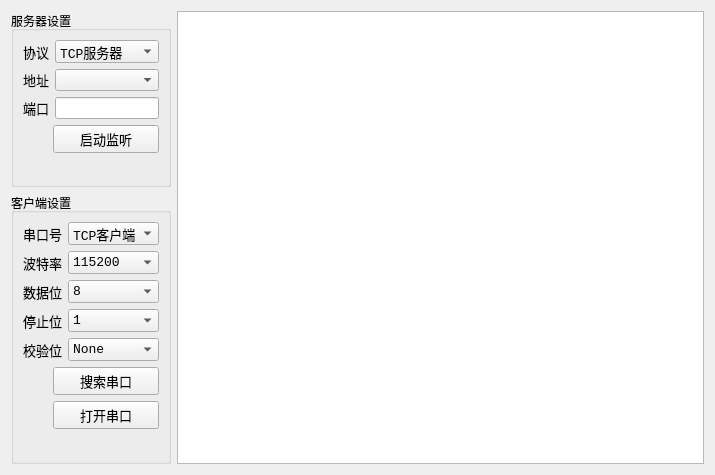
Old version of the form net_tool/net_tool.ui in the repository ysme1/qt_suptoolbox.
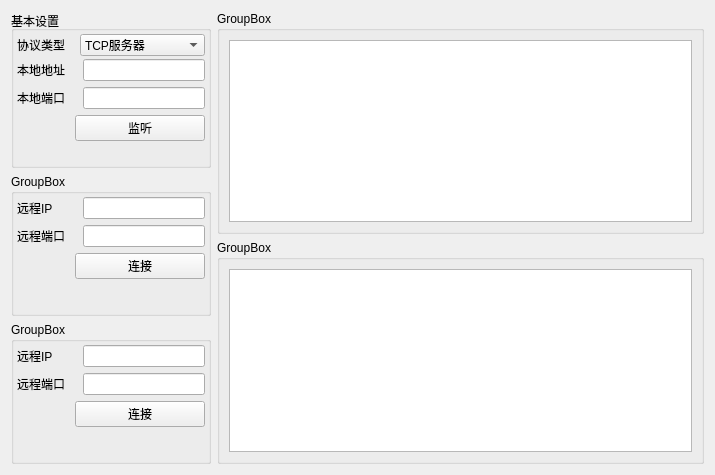
New version of the form. Icons and pictures are not drawn.

Commit message: 添加串口界面滑动串口，修改网络窗口界面，网络功能暂未加入

```diff
--- a/net_tool/net_tool.ui
+++ b/net_tool/net_tool.ui
@@ -13,11 +13,17 @@
   <property name="windowTitle">
    <string>Form</string>
   </property>
-  <layout class="QHBoxLayout" name="horizontalLayout_4">
+  <layout class="QHBoxLayout" name="horizontalLayout">
    <item>
-    <layout class="QVBoxLayout" name="verticalLayout">
+    <layout class="QVBoxLayout" name="verticalLayout_8">
      <item>
       <widget class="QGroupBox" name="groupBox_2">
+       <property name="minimumSize">
+        <size>
+         <width>200</width>
+         <height>0</height>
+        </size>
+       </property>
        <property name="maximumSize">
         <size>
          <width>160</width>
@@ -25,43 +31,58 @@
         </size>
        </property>
        <property name="title">
-        <string>服务器设置</string>
+        <string>基本设置</string>
        </property>
-       <layout class="QVBoxLayout" name="verticalLayout_4">
+       <layout class="QVBoxLayout" name="verticalLayout">
+        <property name="spacing">
+         <number>3</number>
+        </property>
+        <property name="leftMargin">
+         <number>3</number>
+        </property>
+        <property name="topMargin">
+         <number>3</number>
+        </property>
+        <property name="rightMargin">
+         <number>3</number>
+        </property>
+        <property name="bottomMargin">
+         <number>3</number>
+        </property>
         <item>
-         <layout class="QHBoxLayout" name="horizontalLayout">
+         <layout class="QHBoxLayout" name="horizontalLayout_4">
           <item>
-           <widget class="QLabel" name="label">
-            <property name="sizePolicy">
-             <sizepolicy hsizetype="Fixed" vsizetype="Preferred">
-              <horstretch>0</horstretch>
-              <verstretch>0</verstretch>
-             </sizepolicy>
+           <widget class="QLabel" name="label_4">
+            <property name="minimumSize">
+             <size>
+              <width>60</width>
+              <height>0</height>
+             </size>
             </property>
-            <property name="font">
-             <font>
-              <family>Consolas</family>
-              <pointsize>10</pointsize>
-             </font>
+            <property name="maximumSize">
+             <size>
+              <width>60</width>
+              <height>16777215</height>
+             </size>
             </property>
             <property name="text">
-             <string>协议</string>
+             <string>协议类型</string>
             </property>
            </widget>
           </item>
           <item>
-           <widget class="QComboBox" name="cbx_com_name">
-            <property name="sizePolicy">
-             <sizepolicy hsizetype="Preferred" vsizetype="Fixed">
-              <horstretch>0</horstretch>
-              <verstretch>0</verstretch>
-             </sizepolicy>
+           <widget class="QComboBox" name="cbx_select_net_func">
+            <property name="minimumSize">
+             <size>
+              <width>84</width>
+              <height>0</height>
+             </size>
             </property>
-            <property name="font">
-             <font>
-              <family>Consolas</family>
-              <pointsize>10</pointsize>
-             </font>
+            <property name="maximumSize">
+             <size>
+              <width>16777215</width>
+              <height>16777215</height>
+             </size>
             </property>
             <item>
              <property name="text">
@@ -78,126 +99,390 @@
          </layout>
         </item>
         <item>
-         <layout class="QHBoxLayout" name="horizontalLayout_2">
-          <item>
-           <widget class="QLabel" name="label_2">
-            <property name="sizePolicy">
-             <sizepolicy hsizetype="Fixed" vsizetype="Preferred">
-              <horstretch>0</horstretch>
-              <verstretch>0</verstretch>
-             </sizepolicy>
+         <widget class="QStackedWidget" name="stw_select_net_func">
+          <property name="currentIndex">
+           <number>1</number>
+          </property>
+          <widget class="QWidget" name="page_tcp_client">
+           <layout class="QVBoxLayout" name="verticalLayout_5">
+            <property name="spacing">
+             <number>6</number>
             </property>
-            <property name="font">
-             <font>
-              <family>Consolas</family>
-              <pointsize>10</pointsize>
-             </font>
+            <property name="leftMargin">
+             <number>0</number>
             </property>
-            <property name="text">
-             <string>地址</string>
+            <property name="topMargin">
+             <number>0</number>
             </property>
-           </widget>
-          </item>
-          <item>
-           <widget class="QComboBox" name="comboBox"/>
-          </item>
-         </layout>
-        </item>
-        <item>
-         <layout class="QHBoxLayout" name="horizontalLayout_3">
-          <item>
-           <widget class="QLabel" name="label_3">
-            <property name="sizePolicy">
-             <sizepolicy hsizetype="Fixed" vsizetype="Preferred">
-              <horstretch>0</horstretch>
-              <verstretch>0</verstretch>
-             </sizepolicy>
+            <property name="rightMargin">
+             <number>0</number>
             </property>
-            <property name="font">
-             <font>
-              <family>Consolas</family>
-              <pointsize>10</pointsize>
-             </font>
+            <property name="bottomMargin">
+             <number>0</number>
             </property>
-            <property name="text">
-             <string>端口</string>
+            <item>
+             <layout class="QHBoxLayout" name="horizontalLayout_2">
+              <item>
+               <widget class="QLabel" name="label">
+                <property name="minimumSize">
+                 <size>
+                  <width>60</width>
+                  <height>0</height>
+                 </size>
+                </property>
+                <property name="maximumSize">
+                 <size>
+                  <width>60</width>
+                  <height>16777215</height>
+                 </size>
+                </property>
+                <property name="text">
+                 <string>远程IP</string>
+                </property>
+               </widget>
+              </item>
+              <item>
+               <widget class="QLineEdit" name="lineEdit">
+                <property name="sizePolicy">
+                 <sizepolicy hsizetype="Preferred" vsizetype="Fixed">
+                  <horstretch>0</horstretch>
+                  <verstretch>0</verstretch>
+                 </sizepolicy>
+                </property>
+                <property name="minimumSize">
+                 <size>
+                  <width>84</width>
+                  <height>0</height>
+                 </size>
+                </property>
+                <property name="maximumSize">
+                 <size>
+                  <width>16777215</width>
+                  <height>16777215</height>
+                 </size>
+                </property>
+               </widget>
+              </item>
+             </layout>
+            </item>
+            <item>
+             <layout class="QHBoxLayout" name="horizontalLayout_3">
+              <item>
+               <widget class="QLabel" name="label_2">
+                <property name="minimumSize">
+                 <size>
+                  <width>60</width>
+                  <height>0</height>
+                 </size>
+                </property>
+                <property name="maximumSize">
+                 <size>
+                  <width>60</width>
+                  <height>16777215</height>
+                 </size>
+                </property>
+                <property name="text">
+                 <string>远程端口</string>
+                </property>
+               </widget>
+              </item>
+              <item>
+               <widget class="QLineEdit" name="lineEdit_2">
+                <property name="sizePolicy">
+                 <sizepolicy hsizetype="Preferred" vsizetype="Fixed">
+                  <horstretch>0</horstretch>
+                  <verstretch>0</verstretch>
+                 </sizepolicy>
+                </property>
+                <property name="minimumSize">
+                 <size>
+                  <width>84</width>
+                  <height>0</height>
+                 </size>
+                </property>
+                <property name="maximumSize">
+                 <size>
+                  <width>16777215</width>
+                  <height>16777215</height>
+                 </size>
+                </property>
+               </widget>
+              </item>
+             </layout>
+            </item>
+            <item>
+             <layout class="QHBoxLayout" name="horizontalLayout_5">
+              <property name="spacing">
+               <number>17</number>
+              </property>
+              <property name="leftMargin">
+               <number>17</number>
+              </property>
+              <item>
+               <widget class="QLabel" name="lab_img_find_serial">
+                <property name="minimumSize">
+                 <size>
+                  <width>24</width>
+                  <height>24</height>
+                 </size>
+                </property>
+                <property name="maximumSize">
+                 <size>
+                  <width>24</width>
+                  <height>24</height>
+                 </size>
+                </property>
+                <property name="layoutDirection">
+                 <enum>Qt::LeftToRight</enum>
+                </property>
+                <property name="autoFillBackground">
+                 <bool>false</bool>
+                </property>
+                <property name="styleSheet">
+                 <string notr="true"/>
+                </property>
+                <property name="text">
+                 <string/>
+                </property>
+                <property name="textFormat">
+                 <enum>Qt::AutoText</enum>
+                </property>
+                <property name="pixmap">
+                 <pixmap resource="../img.qrc">:/new/prefix1/img/red.png</pixmap>
+                </property>
+                <property name="scaledContents">
+                 <bool>true</bool>
+                </property>
+                <property name="alignment">
+                 <set>Qt::AlignJustify|Qt::AlignVCenter</set>
+                </property>
+               </widget>
+              </item>
+              <item>
+               <widget class="QPushButton" name="pushButton">
+                <property name="minimumSize">
+                 <size>
+                  <width>84</width>
+                  <height>0</height>
+                 </size>
+                </property>
+                <property name="maximumSize">
+                 <size>
+                  <width>16777215</width>
+                  <height>16777215</height>
+                 </size>
+                </property>
+                <property name="text">
+                 <string>连接</string>
+                </property>
+               </widget>
+              </item>
+             </layout>
+            </item>
+            <item>
+             <spacer name="verticalSpacer">
+              <property name="orientation">
+               <enum>Qt::Vertical</enum>
+              </property>
+              <property name="sizeHint" stdset="0">
+               <size>
+                <width>20</width>
+                <height>30</height>
+               </size>
+              </property>
+             </spacer>
+            </item>
+           </layout>
+          </widget>
+          <widget class="QWidget" name="page_tcp_server">
+           <layout class="QVBoxLayout" name="verticalLayout_9">
+            <property name="leftMargin">
+             <number>0</number>
             </property>
-           </widget>
-          </item>
-          <item>
-           <widget class="QLineEdit" name="lineEdit_2"/>
-          </item>
-         </layout>
-        </item>
-        <item>
-         <layout class="QHBoxLayout" name="horizontalLayout_11">
-          <item>
-           <widget class="QLabel" name="lab_send_3">
-            <property name="minimumSize">
-             <size>
-              <width>24</width>
-              <height>24</height>
-             </size>
+            <property name="topMargin">
+             <number>0</number>
             </property>
-            <property name="maximumSize">
-             <size>
-              <width>24</width>
-              <height>24</height>
-             </size>
+            <property name="rightMargin">
+             <number>0</number>
             </property>
-            <property name="layoutDirection">
-             <enum>Qt::LeftToRight</enum>
+            <property name="bottomMargin">
+             <number>0</number>
             </property>
-            <property name="autoFillBackground">
-             <bool>false</bool>
-            </property>
-            <property name="styleSheet">
-             <string notr="true"/>
-            </property>
-            <property name="text">
-             <string/>
-            </property>
-            <property name="textFormat">
-             <enum>Qt::AutoText</enum>
-            </property>
-            <property name="pixmap">
-             <pixmap resource="../img.qrc">:/new/prefix1/img/red.png</pixmap>
-            </property>
-            <property name="scaledContents">
-             <bool>true</bool>
-            </property>
-            <property name="alignment">
-             <set>Qt::AlignJustify|Qt::AlignVCenter</set>
-            </property>
-           </widget>
-          </item>
-          <item>
-           <widget class="QPushButton" name="btn_open_port">
-            <property name="font">
-             <font>
-              <family>Consolas</family>
-              <pointsize>10</pointsize>
-             </font>
-            </property>
-            <property name="text">
-             <string>启动监听</string>
-            </property>
-           </widget>
-          </item>
-         </layout>
-        </item>
-        <item>
-         <spacer name="verticalSpacer">
-          <property name="orientation">
-           <enum>Qt::Vertical</enum>
-          </property>
-          <property name="sizeHint" stdset="0">
-           <size>
-            <width>20</width>
-            <height>40</height>
-           </size>
-          </property>
-         </spacer>
+            <item>
+             <layout class="QHBoxLayout" name="horizontalLayout_16">
+              <item>
+               <widget class="QLabel" name="label_10">
+                <property name="minimumSize">
+                 <size>
+                  <width>60</width>
+                  <height>0</height>
+                 </size>
+                </property>
+                <property name="maximumSize">
+                 <size>
+                  <width>60</width>
+                  <height>16777215</height>
+                 </size>
+                </property>
+                <property name="text">
+                 <string>本地地址</string>
+                </property>
+               </widget>
+              </item>
+              <item>
+               <widget class="QLineEdit" name="lineEdit_9">
+                <property name="sizePolicy">
+                 <sizepolicy hsizetype="Preferred" vsizetype="Fixed">
+                  <horstretch>0</horstretch>
+                  <verstretch>0</verstretch>
+                 </sizepolicy>
+                </property>
+                <property name="minimumSize">
+                 <size>
+                  <width>84</width>
+                  <height>0</height>
+                 </size>
+                </property>
+                <property name="maximumSize">
+                 <size>
+                  <width>16777215</width>
+                  <height>16777215</height>
+                 </size>
+                </property>
+               </widget>
+              </item>
+             </layout>
+            </item>
+            <item>
+             <layout class="QHBoxLayout" name="horizontalLayout_17">
+              <item>
+               <widget class="QLabel" name="label_11">
+                <property name="minimumSize">
+                 <size>
+                  <width>60</width>
+                  <height>0</height>
+                 </size>
+                </property>
+                <property name="maximumSize">
+                 <size>
+                  <width>60</width>
+                  <height>16777215</height>
+                 </size>
+                </property>
+                <property name="text">
+                 <string>本地端口</string>
+                </property>
+               </widget>
+              </item>
+              <item>
+               <widget class="QLineEdit" name="lineEdit_10">
+                <property name="sizePolicy">
+                 <sizepolicy hsizetype="Preferred" vsizetype="Fixed">
+                  <horstretch>0</horstretch>
+                  <verstretch>0</verstretch>
+                 </sizepolicy>
+                </property>
+                <property name="minimumSize">
+                 <size>
+                  <width>84</width>
+                  <height>0</height>
+                 </size>
+                </property>
+                <property name="maximumSize">
+                 <size>
+                  <width>16777215</width>
+                  <height>16777215</height>
+                 </size>
+                </property>
+               </widget>
+              </item>
+             </layout>
+            </item>
+            <item>
+             <layout class="QHBoxLayout" name="horizontalLayout_15">
+              <property name="spacing">
+               <number>17</number>
+              </property>
+              <property name="leftMargin">
+               <number>17</number>
+              </property>
+              <item>
+               <widget class="QLabel" name="lab_img_find_serial_5">
+                <property name="minimumSize">
+                 <size>
+                  <width>24</width>
+                  <height>24</height>
+                 </size>
+                </property>
+                <property name="maximumSize">
+                 <size>
+                  <width>24</width>
+                  <height>24</height>
+                 </size>
+                </property>
+                <property name="layoutDirection">
+                 <enum>Qt::LeftToRight</enum>
+                </property>
+                <property name="autoFillBackground">
+                 <bool>false</bool>
+                </property>
+                <property name="styleSheet">
+                 <string notr="true"/>
+                </property>
+                <property name="text">
+                 <string/>
+                </property>
+                <property name="textFormat">
+                 <enum>Qt::AutoText</enum>
+                </property>
+                <property name="pixmap">
+                 <pixmap resource="../img.qrc">:/new/prefix1/img/red.png</pixmap>
+                </property>
+                <property name="scaledContents">
+                 <bool>true</bool>
+                </property>
+                <property name="alignment">
+                 <set>Qt::AlignJustify|Qt::AlignVCenter</set>
+                </property>
+               </widget>
+              </item>
+              <item>
+               <widget class="QPushButton" name="pushButton_5">
+                <property name="minimumSize">
+                 <size>
+                  <width>84</width>
+                  <height>0</height>
+                 </size>
+                </property>
+                <property name="maximumSize">
+                 <size>
+                  <width>16777215</width>
+                  <height>16777215</height>
+                 </size>
+                </property>
+                <property name="text">
+                 <string>监听</string>
+                </property>
+               </widget>
+              </item>
+             </layout>
+            </item>
+            <item>
+             <spacer name="verticalSpacer_4">
+              <property name="orientation">
+               <enum>Qt::Vertical</enum>
+              </property>
+              <property name="sizeHint" stdset="0">
+               <size>
+                <width>20</width>
+                <height>30</height>
+               </size>
+              </property>
+             </spacer>
+            </item>
+           </layout>
+          </widget>
+         </widget>
         </item>
        </layout>
       </widget>
@@ -206,334 +491,235 @@
       <widget class="QGroupBox" name="groupBox_3">
        <property name="maximumSize">
         <size>
-         <width>160</width>
+         <width>200</width>
          <height>16777215</height>
         </size>
        </property>
        <property name="title">
-        <string>客户端设置</string>
+        <string>GroupBox</string>
        </property>
-       <layout class="QVBoxLayout" name="verticalLayout_5">
+       <layout class="QVBoxLayout" name="verticalLayout_4">
+        <property name="leftMargin">
+         <number>3</number>
+        </property>
+        <property name="topMargin">
+         <number>3</number>
+        </property>
+        <property name="rightMargin">
+         <number>3</number>
+        </property>
+        <property name="bottomMargin">
+         <number>3</number>
+        </property>
         <item>
-         <layout class="QHBoxLayout" name="horizontalLayout_6">
+         <layout class="QHBoxLayout" name="horizontalLayout_10">
           <item>
            <widget class="QLabel" name="label_6">
-            <property name="sizePolicy">
-             <sizepolicy hsizetype="Fixed" vsizetype="Preferred">
-              <horstretch>0</horstretch>
-              <verstretch>0</verstretch>
-             </sizepolicy>
-            </property>
-            <property name="font">
-             <font>
-              <family>Consolas</family>
-              <pointsize>10</pointsize>
-             </font>
+            <property name="minimumSize">
+             <size>
+              <width>60</width>
+              <height>0</height>
+             </size>
             </property>
             <property name="text">
-             <string>串口号</string>
+             <string>远程IP</string>
             </property>
            </widget>
           </item>
           <item>
-           <widget class="QComboBox" name="cbx_com_name_2">
-            <property name="sizePolicy">
-             <sizepolicy hsizetype="Preferred" vsizetype="Fixed">
-              <horstretch>0</horstretch>
-              <verstretch>0</verstretch>
-             </sizepolicy>
+           <widget class="QLineEdit" name="lineEdit_5">
+            <property name="minimumSize">
+             <size>
+              <width>94</width>
+              <height>0</height>
+             </size>
             </property>
-            <property name="font">
-             <font>
-              <family>Consolas</family>
-              <pointsize>10</pointsize>
-             </font>
+            <property name="maximumSize">
+             <size>
+              <width>16777215</width>
+              <height>16777215</height>
+             </size>
             </property>
-            <item>
-             <property name="text">
-              <string>TCP客户端</string>
-             </property>
-            </item>
-            <item>
-             <property name="text">
-              <string>UDP客户端</string>
-             </property>
-            </item>
            </widget>
           </item>
          </layout>
         </item>
         <item>
-         <layout class="QHBoxLayout" name="horizontalLayout_7">
+         <layout class="QHBoxLayout" name="horizontalLayout_11">
           <item>
            <widget class="QLabel" name="label_7">
-            <property name="sizePolicy">
-             <sizepolicy hsizetype="Fixed" vsizetype="Preferred">
-              <horstretch>0</horstretch>
-              <verstretch>0</verstretch>
-             </sizepolicy>
+            <property name="minimumSize">
+             <size>
+              <width>60</width>
+              <height>0</height>
+             </size>
             </property>
-            <property name="font">
-             <font>
-              <family>Consolas</family>
-              <pointsize>10</pointsize>
-             </font>
-            </property>
             <property name="text">
-             <string>波特率</string>
+             <string>远程端口</string>
             </property>
            </widget>
           </item>
           <item>
-           <widget class="QComboBox" name="cbx_bandrate_2">
-            <property name="sizePolicy">
-             <sizepolicy hsizetype="Preferred" vsizetype="Fixed">
-              <horstretch>0</horstretch>
-              <verstretch>0</verstretch>
-             </sizepolicy>
+           <widget class="QLineEdit" name="lineEdit_6">
+            <property name="minimumSize">
+             <size>
+              <width>94</width>
+              <height>0</height>
+             </size>
             </property>
-            <property name="font">
-             <font>
-              <family>Consolas</family>
-              <pointsize>10</pointsize>
-             </font>
+            <property name="maximumSize">
+             <size>
+              <width>16777215</width>
+              <height>16777215</height>
+             </size>
             </property>
-            <item>
-             <property name="text">
-              <string>115200</string>
-             </property>
-            </item>
-            <item>
-             <property name="text">
-              <string>9600</string>
-             </property>
-            </item>
-           </widget>
-          </item>
-         </layout>
-        </item>
-        <item>
-         <layout class="QHBoxLayout" name="horizontalLayout_8">
-          <item>
-           <widget class="QLabel" name="label_8">
-            <property name="sizePolicy">
-             <sizepolicy hsizetype="Fixed" vsizetype="Preferred">
-              <horstretch>0</horstretch>
-              <verstretch>0</verstretch>
-             </sizepolicy>
-            </property>
-            <property name="font">
-             <font>
-              <family>Consolas</family>
-              <pointsize>10</pointsize>
-             </font>
-            </property>
-            <property name="text">
-             <string>数据位</string>
-            </property>
-           </widget>
-          </item>
-          <item>
-           <widget class="QComboBox" name="cbx_databit_2">
-            <property name="sizePolicy">
-             <sizepolicy hsizetype="Preferred" vsizetype="Fixed">
-              <horstretch>0</horstretch>
-              <verstretch>0</verstretch>
-             </sizepolicy>
-            </property>
-            <property name="font">
-             <font>
-              <family>Consolas</family>
-              <pointsize>10</pointsize>
-             </font>
-            </property>
-            <item>
-             <property name="text">
-              <string>8</string>
-             </property>
-            </item>
-            <item>
-             <property name="text">
-              <string>7</string>
-             </property>
-            </item>
-            <item>
-             <property name="text">
-              <string>6</string>
-             </property>
-            </item>
-            <item>
-             <property name="text">
-              <string>5</string>
-             </property>
-            </item>
            </widget>
           </item>
          </layout>
         </item>
         <item>
          <layout class="QHBoxLayout" name="horizontalLayout_9">
+          <property name="spacing">
+           <number>17</number>
+          </property>
+          <property name="leftMargin">
+           <number>17</number>
+          </property>
           <item>
-           <widget class="QLabel" name="label_9">
-            <property name="sizePolicy">
-             <sizepolicy hsizetype="Fixed" vsizetype="Preferred">
-              <horstretch>0</horstretch>
-              <verstretch>0</verstretch>
-             </sizepolicy>
+           <widget class="QLabel" name="lab_img_find_serial_3">
+            <property name="minimumSize">
+             <size>
+              <width>24</width>
+              <height>24</height>
+             </size>
             </property>
-            <property name="font">
-             <font>
-              <family>Consolas</family>
-              <pointsize>10</pointsize>
-             </font>
+            <property name="maximumSize">
+             <size>
+              <width>24</width>
+              <height>24</height>
+             </size>
+            </property>
+            <property name="layoutDirection">
+             <enum>Qt::LeftToRight</enum>
+            </property>
+            <property name="autoFillBackground">
+             <bool>false</bool>
+            </property>
+            <property name="styleSheet">
+             <string notr="true"/>
             </property>
             <property name="text">
-             <string>停止位</string>
+             <string/>
+            </property>
+            <property name="textFormat">
+             <enum>Qt::AutoText</enum>
+            </property>
+            <property name="pixmap">
+             <pixmap resource="../img.qrc">:/new/prefix1/img/red.png</pixmap>
+            </property>
+            <property name="scaledContents">
+             <bool>true</bool>
+            </property>
+            <property name="alignment">
+             <set>Qt::AlignJustify|Qt::AlignVCenter</set>
             </property>
            </widget>
           </item>
           <item>
-           <widget class="QComboBox" name="cbx_stopbit_2">
-            <property name="sizePolicy">
-             <sizepolicy hsizetype="Preferred" vsizetype="Fixed">
-              <horstretch>0</horstretch>
-              <verstretch>0</verstretch>
-             </sizepolicy>
+           <widget class="QPushButton" name="pushButton_3">
+            <property name="minimumSize">
+             <size>
+              <width>94</width>
+              <height>0</height>
+             </size>
             </property>
-            <property name="font">
-             <font>
-              <family>Consolas</family>
-              <pointsize>10</pointsize>
-             </font>
+            <property name="maximumSize">
+             <size>
+              <width>16777215</width>
+              <height>16777215</height>
+             </size>
             </property>
-            <item>
-             <property name="text">
-              <string>1</string>
-             </property>
-            </item>
-            <item>
-             <property name="text">
-              <string>1.5</string>
-             </property>
-            </item>
-            <item>
-             <property name="text">
-              <string>2</string>
-             </property>
-            </item>
+            <property name="text">
+             <string>连接</string>
+            </property>
            </widget>
           </item>
          </layout>
         </item>
         <item>
-         <layout class="QHBoxLayout" name="horizontalLayout_10">
-          <item>
-           <widget class="QLabel" name="label_10">
-            <property name="sizePolicy">
-             <sizepolicy hsizetype="Fixed" vsizetype="Preferred">
-              <horstretch>0</horstretch>
-              <verstretch>0</verstretch>
-             </sizepolicy>
-            </property>
-            <property name="font">
-             <font>
-              <family>Consolas</family>
-              <pointsize>10</pointsize>
-             </font>
-            </property>
-            <property name="text">
-             <string>校验位</string>
-            </property>
-           </widget>
-          </item>
-          <item>
-           <widget class="QComboBox" name="cbx_paritybit_2">
-            <property name="sizePolicy">
-             <sizepolicy hsizetype="Preferred" vsizetype="Fixed">
-              <horstretch>0</horstretch>
-              <verstretch>0</verstretch>
-             </sizepolicy>
-            </property>
-            <property name="font">
-             <font>
-              <family>Consolas</family>
-              <pointsize>10</pointsize>
-             </font>
-            </property>
-            <item>
-             <property name="text">
-              <string>None</string>
-             </property>
-            </item>
-            <item>
-             <property name="text">
-              <string>Odd</string>
-             </property>
-            </item>
-            <item>
-             <property name="text">
-              <string>Even</string>
-             </property>
-            </item>
-           </widget>
-          </item>
-         </layout>
+         <spacer name="verticalSpacer_2">
+          <property name="orientation">
+           <enum>Qt::Vertical</enum>
+          </property>
+          <property name="sizeHint" stdset="0">
+           <size>
+            <width>20</width>
+            <height>40</height>
+           </size>
+          </property>
+         </spacer>
         </item>
+       </layout>
+      </widget>
+     </item>
+     <item>
+      <widget class="QGroupBox" name="groupBox_5">
+       <property name="maximumSize">
+        <size>
+         <width>200</width>
+         <height>16777215</height>
+        </size>
+       </property>
+       <property name="title">
+        <string>GroupBox</string>
+       </property>
+       <layout class="QVBoxLayout" name="verticalLayout_7">
+        <property name="leftMargin">
+         <number>3</number>
+        </property>
+        <property name="topMargin">
+         <number>3</number>
+        </property>
+        <property name="rightMargin">
+         <number>3</number>
+        </property>
+        <property name="bottomMargin">
+         <number>3</number>
+        </property>
         <item>
          <layout class="QHBoxLayout" name="horizontalLayout_13">
           <item>
-           <widget class="QLabel" name="lab_send_4">
+           <widget class="QLabel" name="label_8">
             <property name="minimumSize">
              <size>
-              <width>24</width>
-              <height>24</height>
+              <width>60</width>
+              <height>0</height>
              </size>
             </property>
             <property name="maximumSize">
              <size>
-              <width>24</width>
-              <height>24</height>
+              <width>16777215</width>
+              <height>16777215</height>
              </size>
             </property>
-            <property name="layoutDirection">
-             <enum>Qt::LeftToRight</enum>
-            </property>
-            <property name="autoFillBackground">
-             <bool>false</bool>
-            </property>
-            <property name="styleSheet">
-             <string notr="true"/>
-            </property>
             <property name="text">
-             <string/>
-            </property>
-            <property name="textFormat">
-             <enum>Qt::AutoText</enum>
-            </property>
-            <property name="pixmap">
-             <pixmap resource="../img.qrc">:/new/prefix1/img/red.png</pixmap>
-            </property>
-            <property name="scaledContents">
-             <bool>true</bool>
-            </property>
-            <property name="alignment">
-             <set>Qt::AlignJustify|Qt::AlignVCenter</set>
+             <string>远程IP</string>
             </property>
            </widget>
           </item>
           <item>
-           <widget class="QPushButton" name="btn_find_seriaport_2">
-            <property name="font">
-             <font>
-              <family>Consolas</family>
-              <pointsize>10</pointsize>
-             </font>
+           <widget class="QLineEdit" name="lineEdit_7">
+            <property name="minimumSize">
+             <size>
+              <width>94</width>
+              <height>0</height>
+             </size>
             </property>
-            <property name="focusPolicy">
-             <enum>Qt::NoFocus</enum>
-            </property>
-            <property name="text">
-             <string>搜索串口</string>
+            <property name="maximumSize">
+             <size>
+              <width>16777215</width>
+              <height>16777215</height>
+             </size>
             </property>
            </widget>
           </item>
@@ -542,7 +728,52 @@
         <item>
          <layout class="QHBoxLayout" name="horizontalLayout_14">
           <item>
-           <widget class="QLabel" name="lab_send_5">
+           <widget class="QLabel" name="label_9">
+            <property name="minimumSize">
+             <size>
+              <width>60</width>
+              <height>0</height>
+             </size>
+            </property>
+            <property name="maximumSize">
+             <size>
+              <width>16777215</width>
+              <height>16777215</height>
+             </size>
+            </property>
+            <property name="text">
+             <string>远程端口</string>
+            </property>
+           </widget>
+          </item>
+          <item>
+           <widget class="QLineEdit" name="lineEdit_8">
+            <property name="minimumSize">
+             <size>
+              <width>94</width>
+              <height>0</height>
+             </size>
+            </property>
+            <property name="maximumSize">
+             <size>
+              <width>16777215</width>
+              <height>16777215</height>
+             </size>
+            </property>
+           </widget>
+          </item>
+         </layout>
+        </item>
+        <item>
+         <layout class="QHBoxLayout" name="horizontalLayout_12">
+          <property name="spacing">
+           <number>17</number>
+          </property>
+          <property name="leftMargin">
+           <number>17</number>
+          </property>
+          <item>
+           <widget class="QLabel" name="lab_img_find_serial_4">
             <property name="minimumSize">
              <size>
               <width>24</width>
@@ -582,22 +813,28 @@
            </widget>
           </item>
           <item>
-           <widget class="QPushButton" name="btn_open_port_2">
-            <property name="font">
-             <font>
-              <family>Consolas</family>
-              <pointsize>10</pointsize>
-             </font>
+           <widget class="QPushButton" name="pushButton_4">
+            <property name="minimumSize">
+             <size>
+              <width>94</width>
+              <height>0</height>
+             </size>
+            </property>
+            <property name="maximumSize">
+             <size>
+              <width>16777215</width>
+              <height>16777215</height>
+             </size>
             </property>
             <property name="text">
-             <string>打开串口</string>
+             <string>连接</string>
             </property>
            </widget>
           </item>
          </layout>
         </item>
         <item>
-         <spacer name="verticalSpacer_2">
+         <spacer name="verticalSpacer_3">
           <property name="orientation">
            <enum>Qt::Vertical</enum>
           </property>
@@ -615,7 +852,32 @@
     </layout>
    </item>
    <item>
-    <widget class="QTextEdit" name="textEdit"/>
+    <layout class="QVBoxLayout" name="verticalLayout_2">
+     <item>
+      <widget class="QGroupBox" name="groupBox">
+       <property name="title">
+        <string>GroupBox</string>
+       </property>
+       <layout class="QVBoxLayout" name="verticalLayout_3">
+        <item>
+         <widget class="QTextEdit" name="textEdit"/>
+        </item>
+       </layout>
+      </widget>
+     </item>
+     <item>
+      <widget class="QGroupBox" name="groupBox_4">
+       <property name="title">
+        <string>GroupBox</string>
+       </property>
+       <layout class="QVBoxLayout" name="verticalLayout_6">
+        <item>
+         <widget class="QTextEdit" name="textEdit_2"/>
+        </item>
+       </layout>
+      </widget>
+     </item>
+    </layout>
    </item>
   </layout>
  </widget>
```
Left out of the diff: 10 changed lines with no effect on the pictures. The commit also changes 6 other files.
